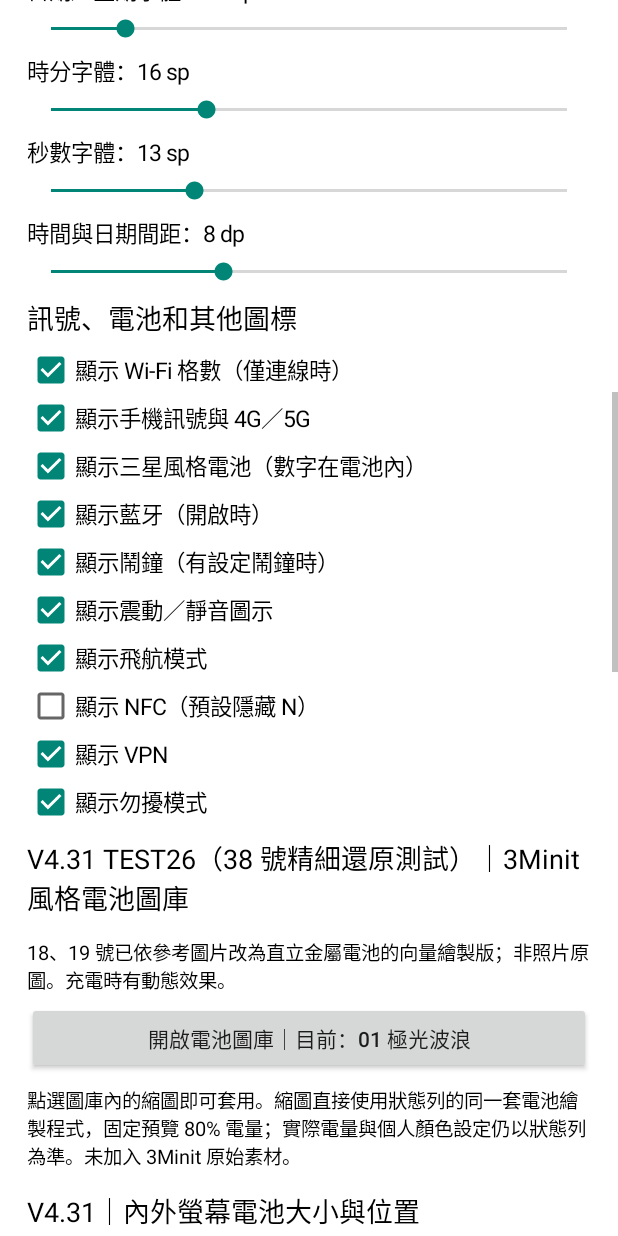
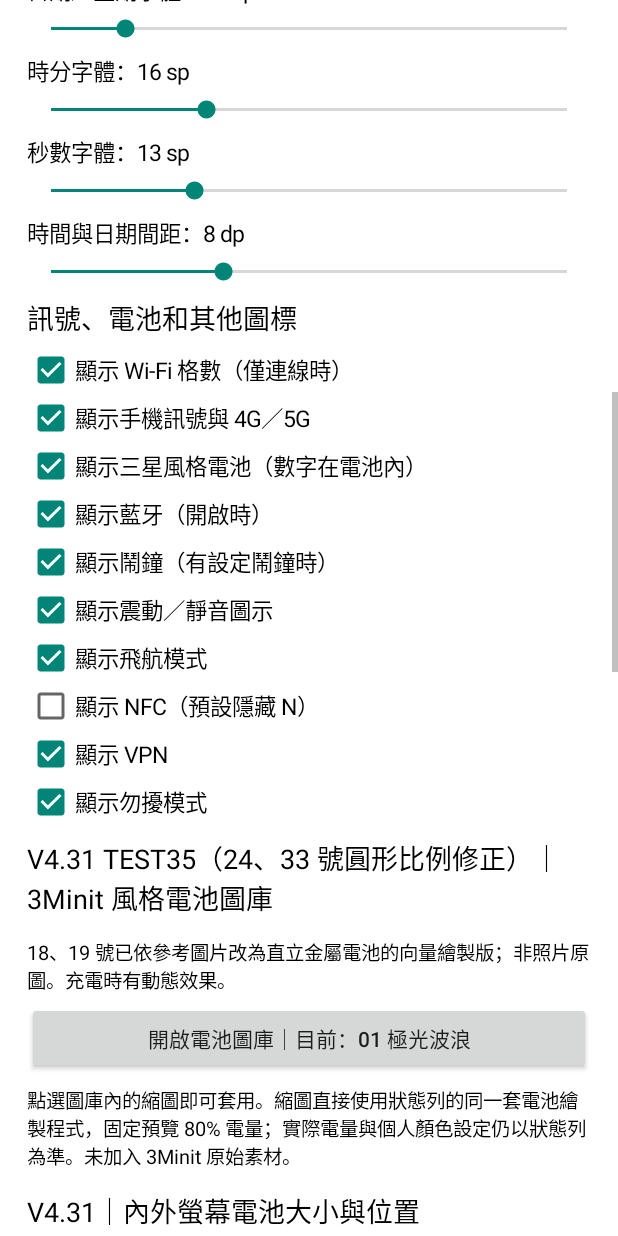
Before and after one commit to tel24827177-afk/Samsung-StatusBar-V431, an Android app: the StatusBarSettingsActivity screen opened directly, with no data from a screen before it, scrolled down 1153 dp, on a phone screen of 412 x 824 dp. Run offline under Robolectric (Android 15) with nearby library versions, the phone set to English and light mode, and no system bars.

Commit message:
TEST35: label new round battery test build

```diff
--- a/app/src/main/java/com/samsung/colorstatusbar/StatusBarSettingsActivity.java
+++ b/app/src/main/java/com/samsung/colorstatusbar/StatusBarSettingsActivity.java
@@ -242,7 +242,7 @@ public class StatusBarSettingsActivity extends Activity {
         addCheckBox("show_nfc", "顯示 NFC（預設隱藏 N）", false);
         addCheckBox("show_vpn", "顯示 VPN", true);
         addCheckBox("show_dnd", "顯示勿擾模式", true);
-        heading("V4.31 TEST26（38 號精細還原測試）｜3Minit 風格電池圖庫", 18);
+        heading("V4.31 TEST35（24、33 號圓形比例修正）｜3Minit 風格電池圖庫", 18);
         note("18、19 號已依參考圖片改為直立金屬電池的向量繪製版；非照片原圖。充電時有動態效果。");
         final String[] batteryStyles = {
             "01 極光波浪", "02 V4.30 原版電池", "03 RGB 五色", "04 數字電量光環",
```
